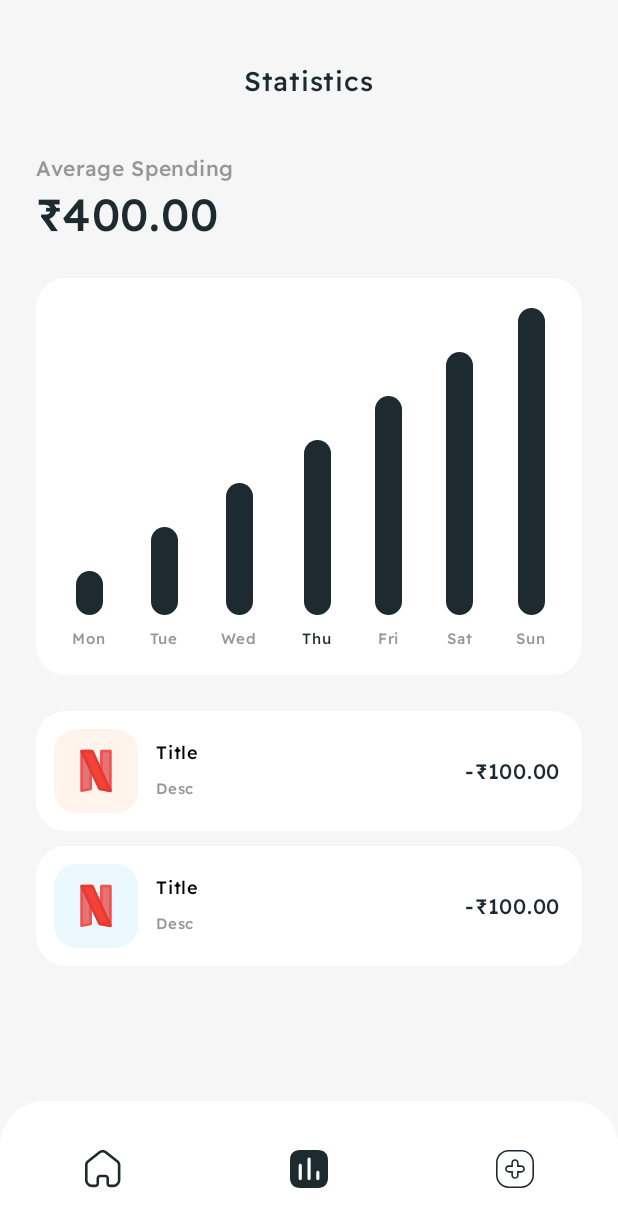
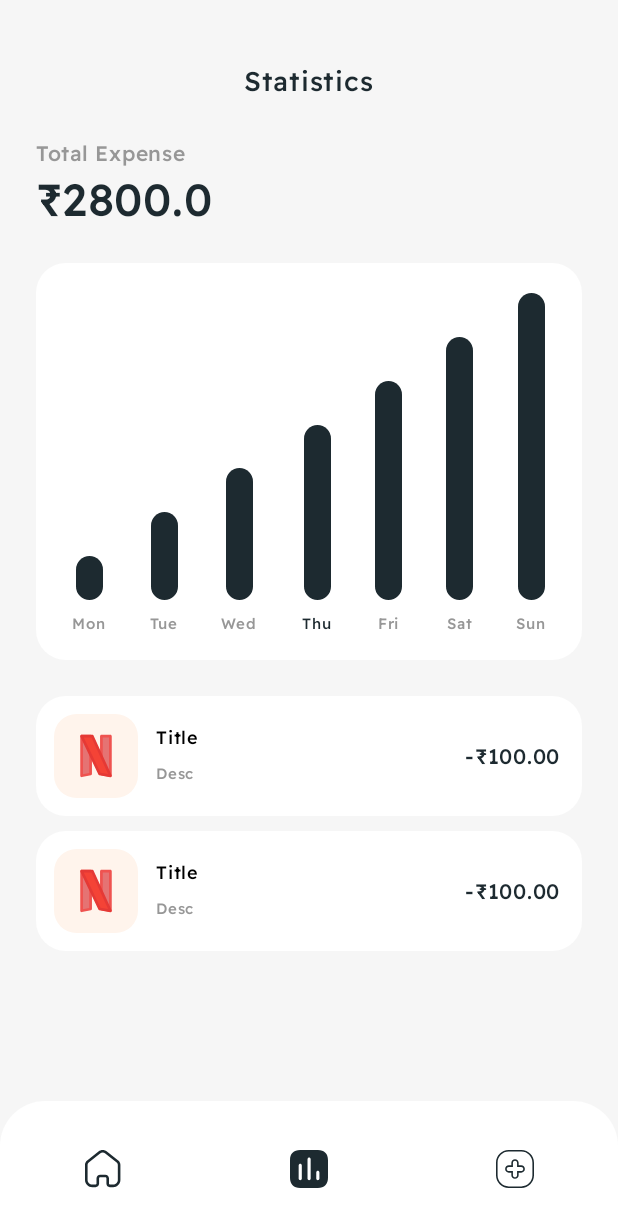
Before and after one commit to PiyushJT/Centsible, an Android app built with Jetpack Compose: the @Preview function StatsScreenPreview, on a phone screen of 412 x 824 dp. Shown: the top 1227 px of the screen. Run offline under Robolectric (Android 15) with nearby library versions, the phone set to English and light mode, and no system bars; our stand-ins replace Room's generated code.

Commit message:
Total Balance updating now

```diff
--- a/app/src/main/java/com/piyushjt/centsible/ExpenseDao.kt
+++ b/app/src/main/java/com/piyushjt/centsible/ExpenseDao.kt
@@ -20,10 +20,13 @@
     @Query("SELECT * FROM expense ORDER BY date DESC, id DESC")
     fun getAllExpense() : Flow<List<Expense>>
 
-    @Query("SELECT * FROM expense WHERE date BETWEEN :startDate AND :endDate ORDER BY date DESC, id DESC")
+    @Query("SELECT * FROM expense WHERE amount < 0 AND date BETWEEN :startDate AND :endDate ORDER BY date DESC, id DESC")
     suspend fun getExpenseInPeriod(startDate: Long, endDate: Long) : List<Expense>
 
     @Query("SELECT 0 - SUM(amount) FROM expense WHERE date = :date")
     suspend fun getAmount(date: Long) : Float
 
+    @Query("SELECT SUM(amount) FROM expense")
+    suspend fun getTotalAmount() : Float
+
 }
--- a/app/src/main/java/com/piyushjt/centsible/ExpenseEvent.kt
+++ b/app/src/main/java/com/piyushjt/centsible/ExpenseEvent.kt
@@ -8,5 +8,6 @@
     data class ChangePeriod(val startDate: Long, val endDate: Long): ExpenseEvent
     data class ChangeDateForPeriod(val date: Long): ExpenseEvent
     data class SetAmounts(val dates: List<Long>): ExpenseEvent
+    object SetTotalAmount: ExpenseEvent
 
 }
--- a/app/src/main/java/com/piyushjt/centsible/ExpenseState.kt
+++ b/app/src/main/java/com/piyushjt/centsible/ExpenseState.kt
@@ -6,7 +6,8 @@
 
     val expensesInPeriod: List<Expense> = emptyList(),
     val dateForPeriod: Long = Util.getCurrentDate(),
+    val amountsInPeriod: List<Float> = emptyList(),
 
-    val amounts: List<Float> = emptyList()
+    val totalAmount: Float = 0f,
 
 )
--- a/app/src/main/java/com/piyushjt/centsible/screens/StatisticsScreen.kt
+++ b/app/src/main/java/com/piyushjt/centsible/screens/StatisticsScreen.kt
@@ -15,7 +15,6 @@
 import androidx.compose.foundation.rememberScrollState
 import androidx.compose.foundation.shape.RoundedCornerShape
 import androidx.compose.foundation.verticalScroll
-import androidx.compose.material3.Icon
 import androidx.compose.material3.Surface
 import androidx.compose.material3.Text
 import androidx.compose.runtime.Composable
@@ -31,7 +30,6 @@
 import androidx.compose.ui.layout.onGloballyPositioned
 import androidx.compose.ui.platform.LocalDensity
 import androidx.compose.ui.res.colorResource
-import androidx.compose.ui.res.painterResource
 import androidx.compose.ui.tooling.preview.Preview
 import androidx.compose.ui.unit.dp
 import androidx.compose.ui.unit.sp
@@ -71,7 +69,7 @@
             fontFamily = readexPro
         )
 
-        ExpensesAverage(
+        TotalExpense(
             state = state
         )
 
@@ -93,13 +91,13 @@
 
 
 @Composable
-fun ExpensesAverage(
+fun TotalExpense(
     state: ExpenseState
 ) {
 
     Row (
         modifier = Modifier
-            .padding(top = 34.dp)
+            .padding(top = 24.dp)
             .fillMaxWidth()
             .background(Color.Transparent),
         horizontalArrangement = Arrangement.Start,
@@ -108,14 +106,14 @@
 
         Column {
             Text(
-                text = "Average Spending",
+                text = "Total Expense",
                 color = UI.colors("light_text"),
                 fontSize = 14.sp,
                 fontFamily = readexPro
             )
 
             Text(
-                text = "₹${"%.2f".format(state.amounts.average())}",
+                text = "₹${state.amountsInPeriod.sum()}",
                 color = UI.colors("main_text"),
                 fontSize = 30.sp,
                 fontFamily = readexPro
@@ -167,7 +165,7 @@
 
     val days = arrayOf("Mon", "Tue", "Wed", "Thu", "Fri", "Sat", "Sun")
     val curDay = Util.dayOfWeek(state.dateForPeriod)
-    val values = state.amounts
+    val values = state.amountsInPeriod
     var ind = 0;
 
     val highestVal = values.maxOrNull() ?: 0f
@@ -315,7 +313,7 @@
 
                     ),
                     dateForPeriod = Util.getCurrentDate(),
-                    amounts = listOf(100f, 200f, 300f, 400f, 500f, 600f, 700f)
+                    amountsInPeriod = listOf(100f, 200f, 300f, 400f, 500f, 600f, 700f)
                 ),
                 navFilled = navFilled,
                 onEvent = {}
```
Also changed, not shown: app/src/main/java/com/piyushjt/centsible/ExpenseViewModel.kt (+14 -2 lines), app/src/main/java/com/piyushjt/centsible/screens/HomeScreen.kt (+25 -5 lines), 3 other files.
